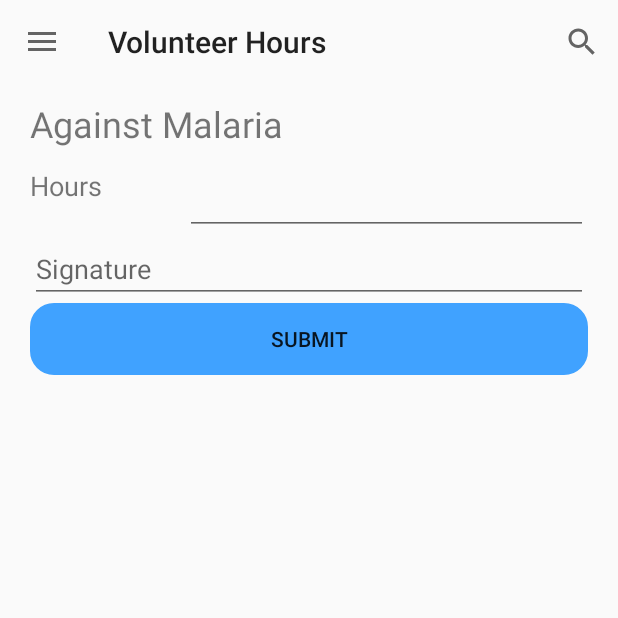
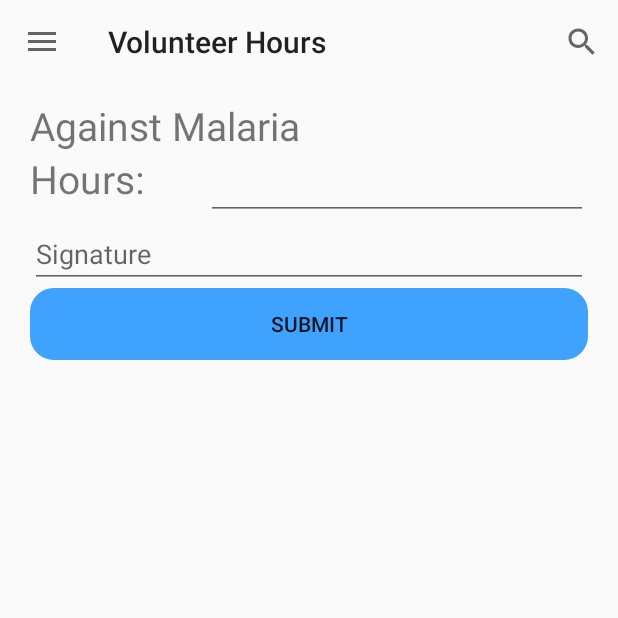
Before and after one commit to cfogg6/Spark-For-Change, an Android app: the LogVolunteerActivity screen opened directly, with no data from a screen before it, on a phone screen of 412 x 824 dp, the top half of it. Run offline under Robolectric (Android 15) with nearby library versions, the phone set to English and light mode, and no system bars.

Commit message:
UI tweaks

```diff
--- a/SparkForChange/app/src/main/res/layout/activity_log_volunteer.xml
+++ b/SparkForChange/app/src/main/res/layout/activity_log_volunteer.xml
@@ -9,9 +9,9 @@
     <TextView
         android:id="@+id/tv_loghours-volunteer"
         android:layout_width="match_parent"
-        android:layout_height="45dp"
+        android:layout_height="wrap_content"
         android:text="Charity"
-        android:textSize="24sp" />
+        android:textSize="26sp" />
 
     <LinearLayout
         android:layout_width="match_parent"
@@ -23,8 +23,8 @@
             android:layout_width="wrap_content"
             android:layout_height="match_parent"
             android:layout_weight="1"
-            android:text="Hours"
-            android:textSize="18sp" />
+            android:text="Hours:"
+            android:textSize="26sp" />
 
         <EditText
             android:id="@+id/et_num_hours"
```
